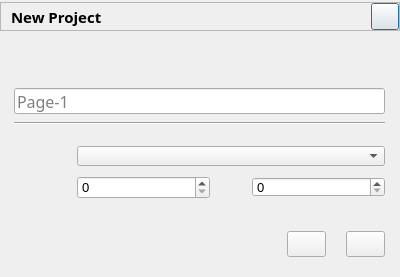
First picture: the form in LVGLNewDialog.ui, repository CURTLab/LVGLBuilder, before the edit.
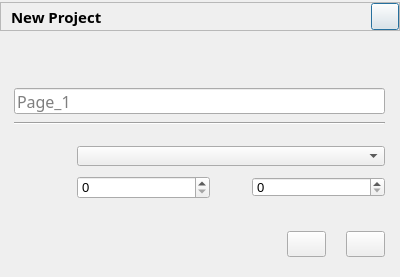
Second picture: the form after the edit. Icons and pictures are not drawn.

What changed in the file:
```diff
--- a/LVGLNewDialog.ui
+++ b/LVGLNewDialog.ui
@@ -341,7 +341,7 @@
           <string>Page-1</string>
          </property>
          <property name="placeholderText">
-          <string notr="true">Page-1</string>
+          <string notr="true">Page_1</string>
          </property>
         </widget>
        </item>
```
Left out of the diff: 2 changed lines with no effect on the pictures.
